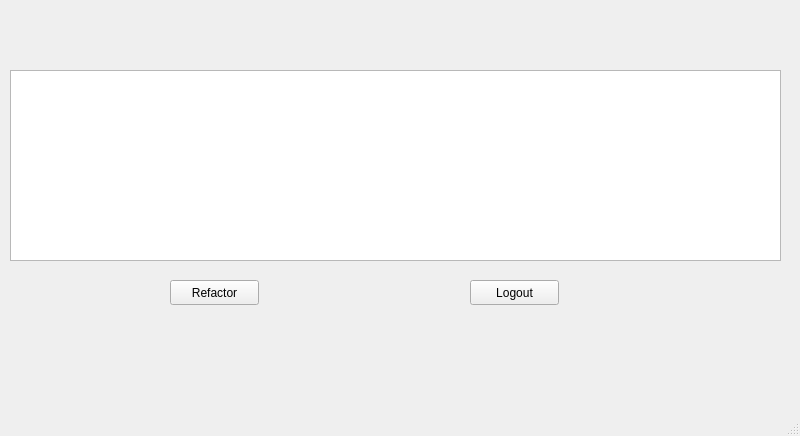
Qt form lab-4/mainwindow.ui (ALFecki/INSB) before a commit.
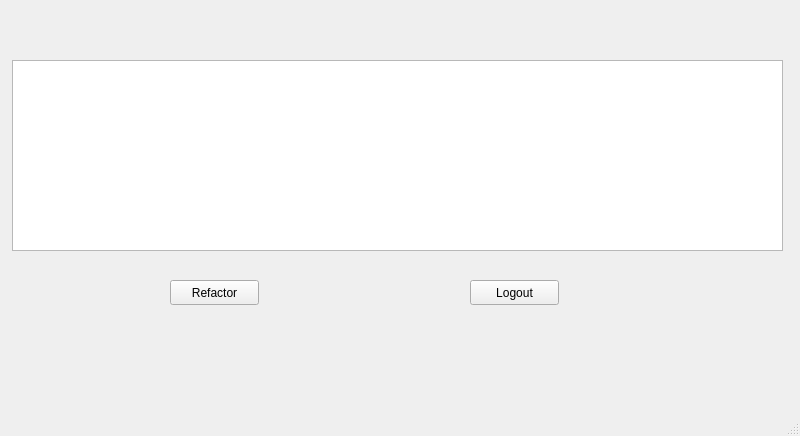
The same form after that commit.

Diff of the .ui file:
```diff
--- a/lab-4/mainwindow.ui
+++ b/lab-4/mainwindow.ui
@@ -17,8 +17,8 @@
    <widget class="QTableView" name="usersTable">
     <property name="geometry">
      <rect>
-      <x>10</x>
-      <y>70</y>
+      <x>12</x>
+      <y>60</y>
       <width>771</width>
       <height>191</height>
      </rect>
```
